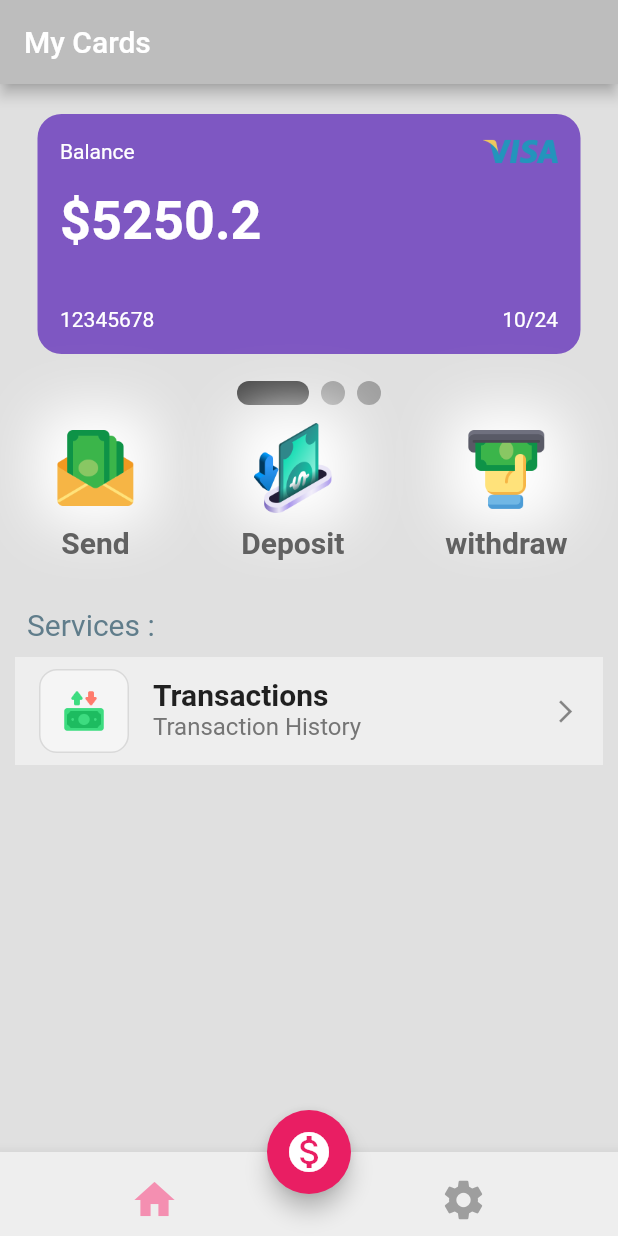
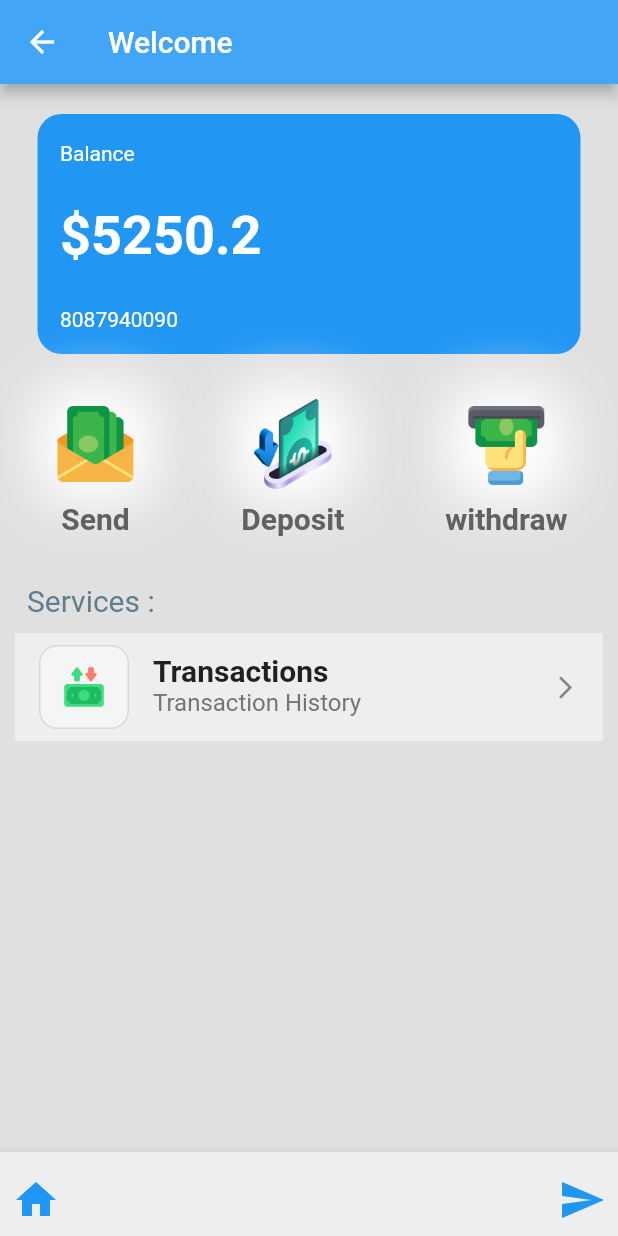
Before and after one commit to Toffee23/Bank, a Flutter app: the HomePage screen opened directly, after a tap on the "home" icon, on a phone screen of 412 x 824 dp. Run offline on Flutter 3.47's test engine with Material 2 defaults, Android fonts, the phone set to English and light mode, and no system bars; drawn by our look-alikes of smooth_page_indicator; our stand-ins replace flutter_riverpod, google_fonts, vibration.

Commit message:
latest update

```diff
--- a/lib/pages/controllers.dart
+++ b/lib/pages/controllers.dart
@@ -238,7 +238,6 @@ class Controller {
     ClientApi.deposit(model)
         .whenComplete(() => _stopSpinner(context))
         .then((response) {
-      return;
       switch (response.runtimeType) {
         case UserModel:
           gotoHome(context, ref, response);
@@ -294,7 +293,6 @@ class Controller {
     ClientApi.deposit(model)
         .whenComplete(() => _stopSpinner(context))
         .then((response) {
-      return;
       switch (response.runtimeType) {
         case UserModel:
           gotoHome(context, ref, response);
--- a/lib/pages/home_page.dart
+++ b/lib/pages/home_page.dart
@@ -6,7 +6,6 @@ import 'package:portfolio/pages/withdraw_page.dart';
 import 'package:portfolio/utilities/my_button.dart';
 import 'package:portfolio/utilities/my_card.dart';
 import 'package:portfolio/utilities/my_list_tile.dart';
-import 'package:smooth_page_indicator/smooth_page_indicator.dart';
 
 class HomePage extends StatefulWidget {
   const HomePage({super.key});
@@ -29,38 +28,37 @@ class _HomePageState extends State<HomePage> {
     return Scaffold(
       backgroundColor: Colors.grey[300],
       appBar: AppBar(
-        backgroundColor: Colors.grey.shade400,
-        title: const Text('My Cards'),
+        backgroundColor: Colors.blue.shade400,
+        title: const Text('Welcome'),
       ),
-      floatingActionButton: FloatingActionButton(
-        onPressed: () {},
-        backgroundColor: Colors.pink,
-        child: const Icon(
-          Icons.monetization_on,
-          size: 32,
-        ),
-      ),
-      floatingActionButtonLocation: FloatingActionButtonLocation.centerDocked,
       bottomNavigationBar: BottomAppBar(
         color: Colors.grey[200],
         child: Padding(
           padding: const EdgeInsets.only(top: 8.0),
           child: Row(
-            mainAxisAlignment: MainAxisAlignment.spaceAround,
+            mainAxisAlignment: MainAxisAlignment.spaceBetween,
             children: [
               IconButton(
-                onPressed: () {},
+                onPressed: () => Navigator.push(
+                  context,
+                  MaterialPageRoute(
+                    builder: (context) => const HomePage(),
+                  ),
+                ),
                 icon: const Icon(Icons.home),
                 iconSize: 32,
-                color: Colors.pink[200],
+                color: Colors.blue,
               ),
               IconButton(
-                onPressed: () {},
-                icon: const Icon(
-                  Icons.settings,
-                  size: 32,
-                  color: Colors.grey,
+                onPressed: () => Navigator.push(
+                  context,
+                  MaterialPageRoute(
+                    builder: (context) => const SendPage(),
+                  ),
                 ),
+                icon: const Icon(Icons.send),
+                iconSize: 32,
+                color: Colors.blue,
               ),
             ],
           ),
@@ -76,39 +74,16 @@ class _HomePageState extends State<HomePage> {
                 scrollDirection: Axis.horizontal,
                 controller: _controller,
                 physics: const BouncingScrollPhysics(), // Added physics
-                children: [
+                children: const [
                   MyCard(
                     balance: 5250.20,
-                    cardNumber: 12345678,
-                    expiryMonth: 10,
-                    expiryYear: 24,
-                    color: Colors.deepPurple.shade400,
-                  ),
-                  MyCard(
-                    balance: 67839.9,
-                    cardNumber: 12345678,
-                    expiryMonth: 02,
-                    expiryYear: 20,
-                    color: Colors.orange.shade400,
-                  ),
-                  MyCard(
-                    balance: 093920.38,
-                    cardNumber: 12345678,
-                    expiryMonth: 08,
-                    expiryYear: 12,
-                    color: Colors.blue.shade400,
+                    phoneNumber: 08087940090,
+                    color: Colors.blue,
                   ),
                 ],
               ),
             ),
             const SizedBox(height: 18),
-            SmoothPageIndicator(
-              controller: _controller,
-              count: 3,
-              effect: ExpandingDotsEffect(
-                activeDotColor: Colors.grey.shade800,
-              ),
-            ),
             Row(
               mainAxisAlignment: MainAxisAlignment.spaceAround,
               children: [
--- a/lib/pages/transaction_page.dart
+++ b/lib/pages/transaction_page.dart
@@ -10,7 +10,7 @@ class TransactionPage extends StatelessWidget {
     return Scaffold(
       backgroundColor: Colors.grey.shade300,
       appBar: AppBar(
-        backgroundColor: Colors.grey.shade400,
+        backgroundColor: Colors.blue.shade400,
         title: const Text('Transactions'),
         centerTitle: true,
       ),
@@ -23,7 +23,7 @@ class TransactionPage extends StatelessWidget {
             margin: const EdgeInsets.all(15),
             padding: const EdgeInsets.all(15),
             decoration: BoxDecoration(
-                color: Colors.cyan, borderRadius: BorderRadius.circular(8.0)),
+                color: Colors.blue, borderRadius: BorderRadius.circular(8.0)),
             child: const Column(
               crossAxisAlignment: CrossAxisAlignment.start,
               mainAxisAlignment: MainAxisAlignment.spaceBetween,
--- a/lib/utilities/my_card.dart
+++ b/lib/utilities/my_card.dart
@@ -2,17 +2,14 @@ import "package:flutter/material.dart";
 
 class MyCard extends StatelessWidget {
   final double balance;
-  final int cardNumber;
-  final int expiryMonth;
-  final int expiryYear;
+  final int phoneNumber;
+
   final Color color;
 
   const MyCard({
     Key? key,
     required this.balance,
-    required this.cardNumber,
-    required this.expiryMonth,
-    required this.expiryYear,
+    required this.phoneNumber,
     required this.color,
   }) : super(key: key);
 
@@ -31,21 +28,19 @@ class MyCard extends StatelessWidget {
           crossAxisAlignment: CrossAxisAlignment.start,
           mainAxisAlignment: MainAxisAlignment.spaceBetween,
           children: [
-            Row(
+            const SizedBox(height: 10),
+            const Row(
               mainAxisAlignment: MainAxisAlignment.spaceBetween,
               children: [
-                const Text(
+                Text(
                   'Balance',
                   style: TextStyle(
                     color: Colors.white,
                   ),
                 ),
-                Image.asset(
-                  'icons/visa.png',
-                  height: 50,
-                )
               ],
             ),
+            const SizedBox(height: 10),
             Text(
               '\$$balance',
               style: const TextStyle(
@@ -54,26 +49,18 @@ class MyCard extends StatelessWidget {
                 fontWeight: FontWeight.bold,
               ),
             ),
-
-            const Spacer(),
-
+            const SizedBox(height: 10),
             Row(
               mainAxisAlignment: MainAxisAlignment.spaceBetween,
               children: [
                 // card number
                 Text(
-                  cardNumber.toString(),
+                  phoneNumber.toString(),
                   style: const TextStyle(
                     color: Colors.white,
                   ),
                 ),
                 // card expiry date
-                Text(
-                  '$expiryMonth/$expiryYear',
-                  style: const TextStyle(
-                    color: Colors.white,
-                  ),
-                ),
               ],
             )
           ],
```
Also changed, not shown: lib/client_api.dart (+25 -0 lines).
